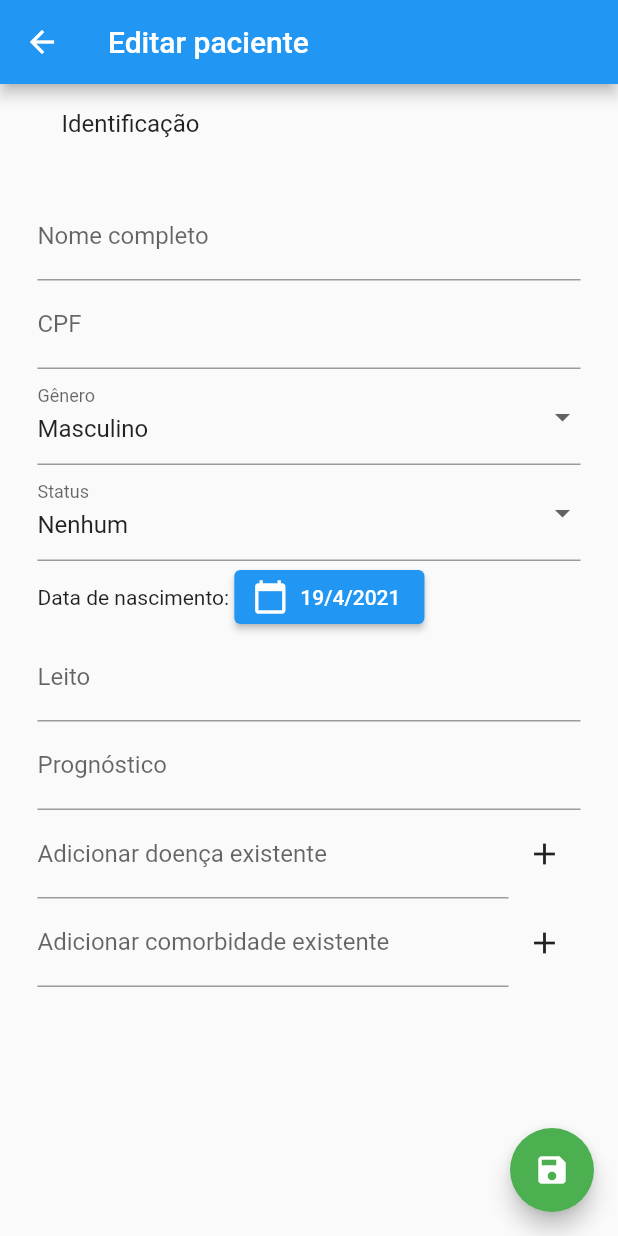
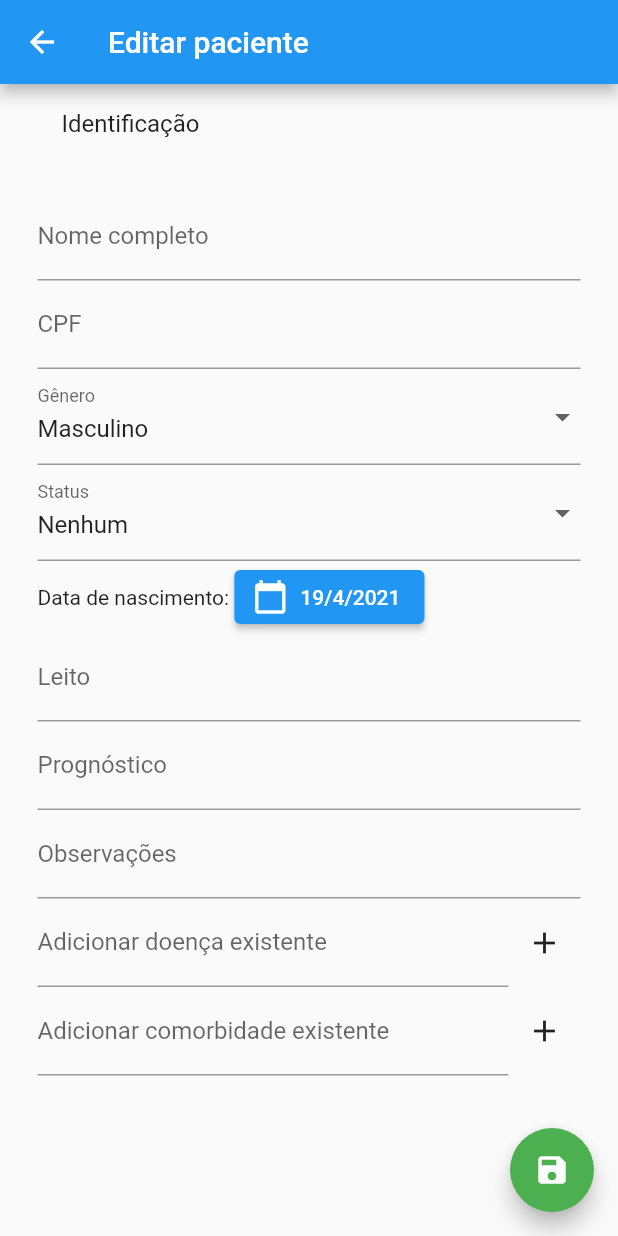
Before and after one commit to juanxjk/app-medical-monitor-mobile, a Flutter app: the PatientView screen opened directly with empty values, after a tap on the "edit" icon, on a phone screen of 412 x 824 dp. Run offline on Flutter 3.47's test engine with Material 2 defaults, Android fonts, the phone set to English and light mode, and no system bars; our stand-ins replace jwt_decoder.

Commit message:
feat(patient): add note field

```diff
--- a/lib/models/patient.dart
+++ b/lib/models/patient.dart
@@ -17,6 +17,7 @@ class Patient {
   DateTime birthDate;
   PatientStatus status;
   String? bed;
+  String? note;
   List<String> illnesses;
   List<String> comorbidities;
   String? prognosis;
@@ -30,6 +31,7 @@ class Patient {
     required this.birthDate,
     this.status = PatientStatus.none,
     this.bed,
+    this.note,
     this.devices = const [],
     this.illnesses = const [],
     this.comorbidities = const [],
@@ -44,6 +46,7 @@ class Patient {
         this.birthDate = DateTime.parse(json['birthDate']),
         this.status = getStatusFromString(json['status']),
         this.bed = json['bed'],
+        this.note = json['note'],
         this.devices = json['devices'] ?? [],
         this.illnesses = (json['illnesses'] as List<dynamic>)
             .map((e) => e.toString())
@@ -62,6 +65,7 @@ class Patient {
       'birthDate': this.birthDate.toIso8601String(),
       'status': getStatusString(this.status),
       'bed': this.bed,
+      'note': this.note,
       'devices': this.devices,
       'illnesses': this.illnesses,
       'comorbidities': this.comorbidities,
--- a/lib/views/patient_add_view.dart
+++ b/lib/views/patient_add_view.dart
@@ -232,6 +232,23 @@ class _PatientAddViewState extends State<PatientAddView> {
     ],
   );
 
+  late final _noteTextField = Row(
+    children: [
+      Flexible(
+        child: TextFormField(
+          initialValue: _patient.note,
+          maxLines: null,
+          onChanged: (newValue) {
+            setState(() {
+              _patient.note = newValue;
+            });
+          },
+          decoration: _getDecoration(labelText: "Observações"),
+        ),
+      ),
+    ],
+  );
+
   _buildMenuAdd({required String title, required List<String> list}) {
     _buildList({required List<String> list}) {
       return list.asMap().entries.map((entry) {
@@ -320,6 +337,7 @@ class _PatientAddViewState extends State<PatientAddView> {
                   _birthDateField,
                   _bedTextField,
                   _prognosisTextField,
+                  _noteTextField,
                   _buildMenuAdd(
                       title: "Adicionar doença existente",
                       list: _patient.illnesses),
--- a/lib/views/patient_view.dart
+++ b/lib/views/patient_view.dart
@@ -152,6 +152,10 @@ class _PatientViewState extends State<PatientView> {
             title: Text("Prognóstico"),
             subtitle: Text(_patient.prognosis ?? "Sem prognóstico"),
           ),
+          ListTile(
+            title: Text("Observações"),
+            subtitle: Text(_patient.note ?? "Sem observações"),
+          ),
           Column(
             crossAxisAlignment: CrossAxisAlignment.start,
             children: [
```
